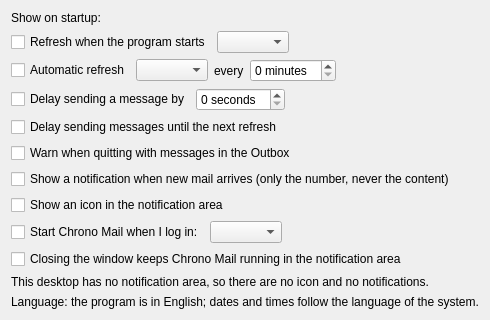
rob-vandenberg/chrono-mail, file src/chrono_mail/ui/forms/settings_general.ui: the form before one commit.
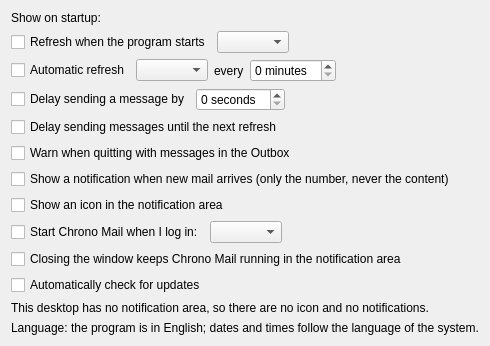
The form after the commit.

Commit message: Check for updates along with a Refresh that went online, at most once a day, and from About

```diff
--- a/src/chrono_mail/ui/forms/settings_general.ui
+++ b/src/chrono_mail/ui/forms/settings_general.ui
@@ -190,13 +190,20 @@
     </widget>
    </item>
    <item row="10" column="0" colspan="2">
+    <widget class="QCheckBox" name="updateCheck">
+     <property name="text">
+      <string>Automatically check for updates</string>
+     </property>
+    </widget>
+   </item>
+   <item row="11" column="0" colspan="2">
     <widget class="QLabel" name="noTrayNote">
      <property name="text">
       <string>This desktop has no notification area, so there are no icon and no notifications.</string>
      </property>
     </widget>
    </item>
-   <item row="11" column="0" colspan="2">
+   <item row="12" column="0" colspan="2">
     <widget class="QLabel" name="languageNote">
      <property name="text">
       <string>Language: the program is in English; dates and times follow the language of the system.</string>
```
The commit also changes 24 other files.
